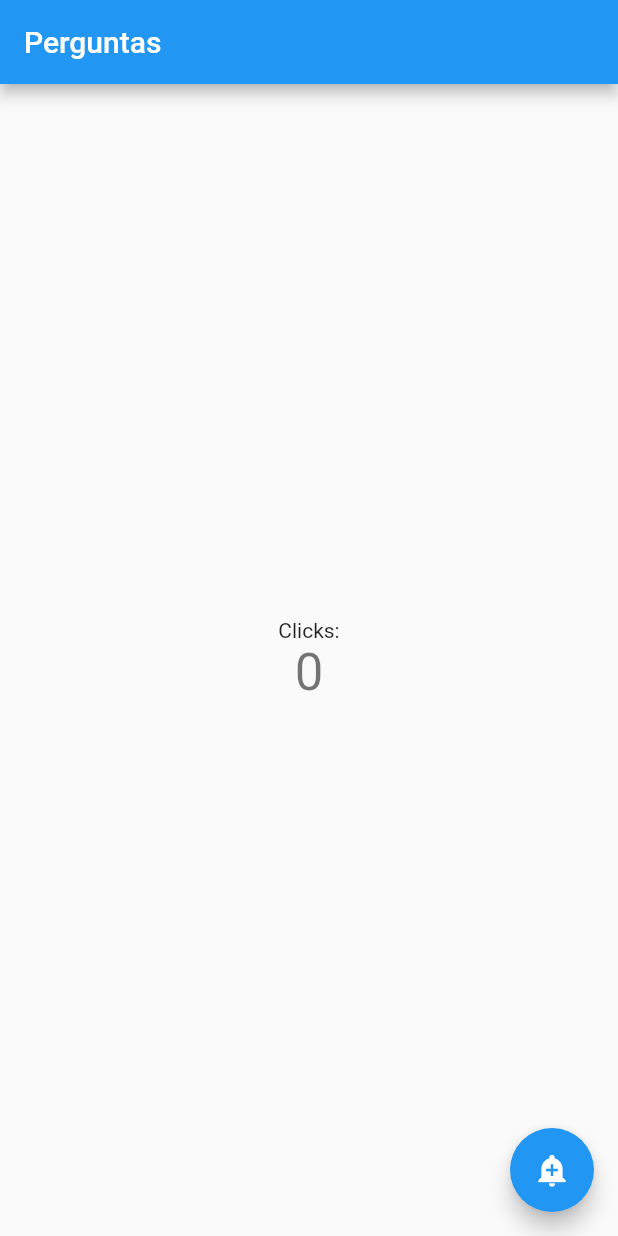
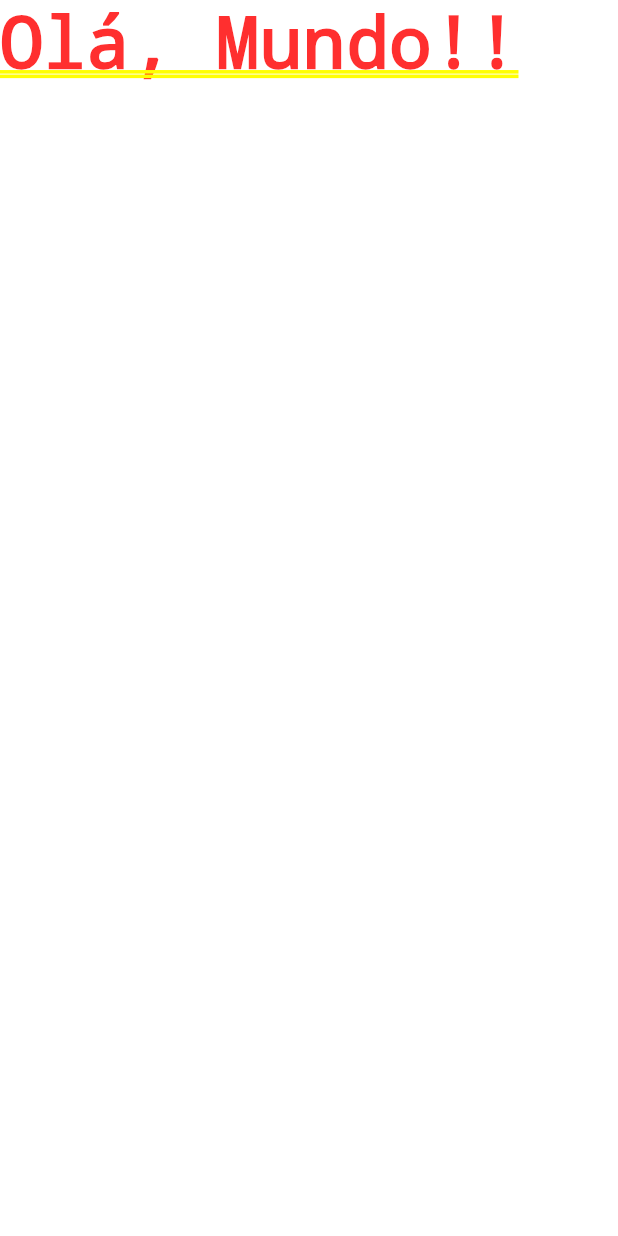
Before and after one commit to wellingtonzero21/Flutter, a Flutter app: the screen it shows after launch, on a phone screen of 412 x 824 dp. Run offline on Flutter 3.47's test engine with Material 2 defaults, Android fonts, the phone set to English and light mode, and no system bars.

Commit message:
primeiro app

```diff
--- a/projeto_perguntas/lib/main.dart
+++ b/projeto_perguntas/lib/main.dart
@@ -1,116 +1,15 @@
 import 'package:flutter/material.dart';
 
-void main() {
-  runApp(const MyApp());
+main() {
+  runApp(new PerguntaApp());
 }
 
-class MyApp extends StatelessWidget {
-  const MyApp({super.key});
+class PerguntaApp extends StatelessWidget {
+ Widget build(BuildContext context) {
+  return MaterialApp(
+    home: Text('Olá, Mundo!!'),
 
-  // This widget is the root of your application.
-  @override
-  Widget build(BuildContext context) {
-    return MaterialApp(
-      title: 'Flutter Demo',
-      theme: ThemeData(
-        // This is the theme of your application.
-        //
-        // Try running your application with "flutter run". You'll see the
-        // application has a blue toolbar. Then, without quitting the app, try
-        // changing the primarySwatch below to Colors.green and then invoke
-        // "hot reload" (press "r" in the console where you ran "flutter run",
-        // or simply save your changes to "hot reload" in a Flutter IDE).
-        // Notice that the counter didn't reset back to zero; the application
-        // is not restarted.
-        primarySwatch: Colors.blue,
-      ),
-      home: const MyHomePage(title: 'Perguntas'),
-    );
-  }
+  );
+ }
+
 }
-
-class MyHomePage extends StatefulWidget {
-  const MyHomePage({super.key, required this.title});
-
-  // This widget is the home page of your application. It is stateful, meaning
-  // that it has a State object (defined below) that contains fields that affect
-  // how it looks.
-
-  // This class is the configuration for the state. It holds the values (in this
-  // case the title) provided by the parent (in this case the App widget) and
-  // used by the build method of the State. Fields in a Widget subclass are
-  // always marked "final".
-
-  final String title;
-
-  @override
-  State<MyHomePage> createState() => _MyHomePageState();
-}
-
-class _MyHomePageState extends State<MyHomePage> {
-  int _counter = 0;
-
-  void _incrementCounter() {
-    setState(() {
-      // This call to setState tells the Flutter framework that something has
-      // changed in this State, which causes it to rerun the build method below
-      // so that the display can reflect the updated values. If we changed
-      // _counter without calling setState(), then the build method would not be
-      // called again, and so nothing would appear to happen.
-      _counter++;
-    });
-  }
-
-  @override
-  Widget build(BuildContext context) {
-    // This method is rerun every time setState is called, for instance as done
-    // by the _incrementCounter method above.
-    //
-    // The Flutter framework has been optimized to make rerunning build methods
-    // fast, so that you can just rebuild anything that needs updating rather
-    // than having to individually change instances of widgets.
-    return Scaffold(
-      appBar: AppBar(
-        // Here we take the value from the MyHomePage object that was created by
-        // the App.build method, and use it to set our appbar title.
-        title: Text(widget.title),
-      ),
-      body: Center(
-        // Center is a layout widget. It takes a single child and positions it
-        // in the middle of the parent.
-        child: Column(
-          // Column is also a layout widget. It takes a list of children and
-          // arranges them vertically. By default, it sizes itself to fit its
-          // children horizontally, and tries to be as tall as its parent.
-          //
-          // Invoke "debug painting" (press "p" in the console, choose the
-          // "Toggle Debug Paint" action from the Flutter Inspector in Android
-          // Studio, or the "Toggle Debug Paint" command in Visual Studio Code)
-          // to see the wireframe for each widget.
-          //
-          // Column has various properties to control how it sizes itself and
-          // how it positions its children. Here we use mainAxisAlignment to
-          // center the children vertically; the main axis here is the vertical
-          // axis because Columns are vertical (the cross axis would be
-          // horizontal).
-          mainAxisAlignment: MainAxisAlignment.center,
-          children: <Widget>[
-            const Text(
-              'Clicks:',
-            ),
-            Text(
-              '$_counter',
-              style: Theme.of(context).textTheme.headlineMedium,
-            ),
-          ],
-        ),
-      ),
-      floatingActionButton: FloatingActionButton(
-        onPressed: _incrementCounter,
-        tooltip: 'Increment',
-        child: const Icon(Icons.add_alert),
-      ), // This trailing comma makes auto-formatting nicer for build methods.
-
-    );
-  }
-}
```
